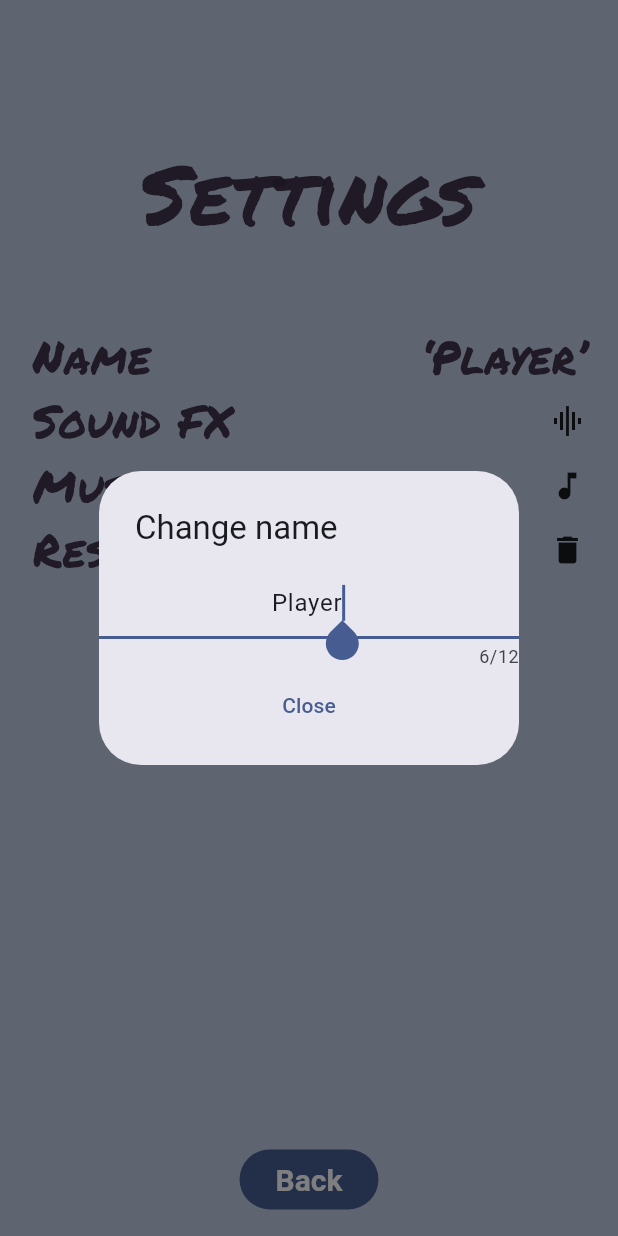
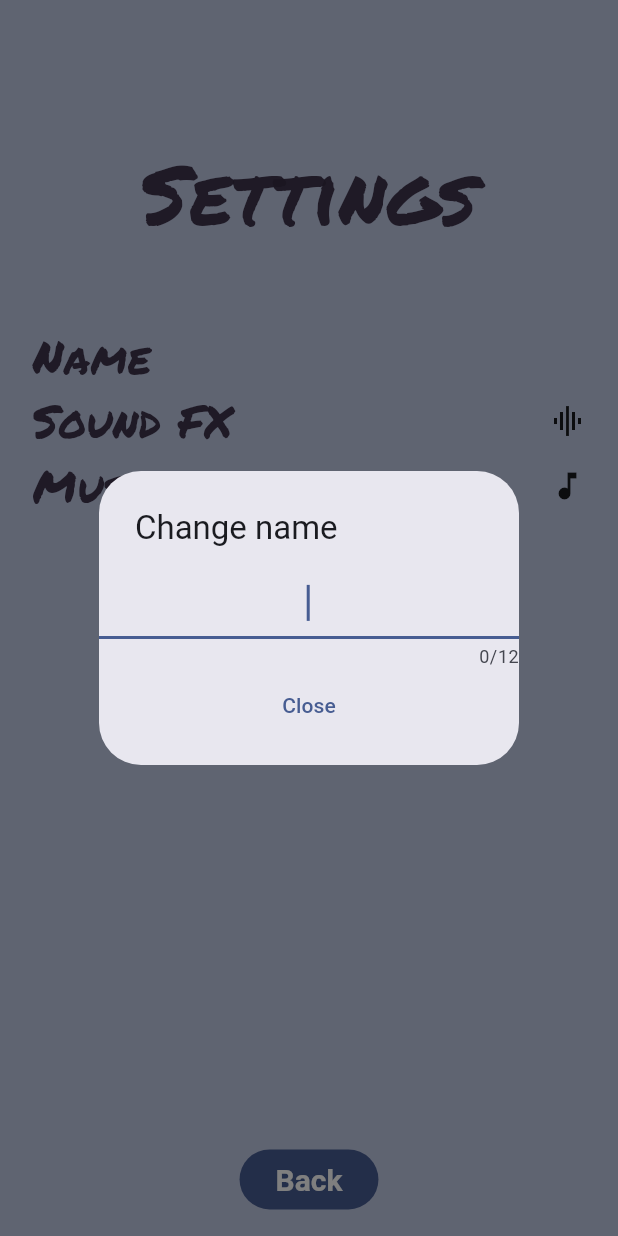
Before and after one commit to mdalpozzo/digitos, a Flutter app: the SettingsScreen screen opened by its route, after a tap on "Name", on a phone screen of 412 x 824 dp. Run offline on Flutter 3.47's test engine with Material 3 defaults, Android fonts, the phone set to English and light mode, and no system bars; our stand-ins replace audioplayers, cloud_firestore, firebase_auth, firebase_core, go_router, shared_preferences; accounts and stored records are empty; network calls fail.

Commit message:
add username change screen.

```diff
--- a/lib/router.dart
+++ b/lib/router.dart
@@ -5,6 +5,7 @@
 import 'package:digitos/screens/game_screen/game_screen.dart';
 import 'package:digitos/screens/login/login_screen.dart';
 import 'package:digitos/screens/register/register.dart';
+import 'package:digitos/screens/update_username/update_username_screen.dart';
 import 'package:flutter/foundation.dart';
 import 'package:go_router/go_router.dart';
 import 'package:provider/provider.dart';
@@ -101,6 +102,11 @@ final router = GoRouter(
           builder: (context, state) =>
               const RegisterScreen(key: Key('register')),
         ),
+        GoRoute(
+          path: 'register',
+          builder: (context, state) =>
+              const UpdateUserNameScreen(key: Key('updateUserName')),
+        ),
       ],
     ),
   ],
--- a/lib/screens/register/register.dart
+++ b/lib/screens/register/register.dart
@@ -63,6 +63,8 @@ class _RegisterScreenState extends State<RegisterScreen> {
                     String password = _passwordController.text.trim();
                     if (email.isNotEmpty && password.isNotEmpty) {
                       try {
+                        var oldUserId = authService.currentUser?.uid;
+
                         await authService.createAccount(email, password);
 
                         var newUserId = authService.currentUser?.uid;
@@ -70,7 +72,7 @@ class _RegisterScreenState extends State<RegisterScreen> {
                         if (newUserId != null) {
                           // sync anonymous game data
                           await accountService
-                              .transferGameDataToPermanentAccount(newUserId);
+                              .transferGameDataToPermanentAccount(newUserId, oldUserId);
                         } else {
                           // TODO handle can't sync anonymous game data error
                           _log.warning(
--- a/lib/screens/settings/custom_name_dialog.dart
+++ b/lib/screens/settings/custom_name_dialog.dart
@@ -2,6 +2,7 @@
 // for details. All rights reserved. Use of this source code is governed by a
 // BSD-style license that can be found in the LICENSE file.
 
+import 'package:digitos/services/account_service.dart';
 import 'package:flutter/material.dart';
 import 'package:flutter/services.dart';
 import 'package:provider/provider.dart';
@@ -45,12 +46,18 @@ class _CustomNameDialogState extends State<CustomNameDialog> {
             textAlign: TextAlign.center,
             textCapitalization: TextCapitalization.words,
             textInputAction: TextInputAction.done,
-            onChanged: (value) {
-              context.read<SettingsController>().setPlayerName(value);
-            },
-            onSubmitted: (value) {
+            // onChanged: (value) {
+            //   context.read<AccountService>().updateUserName(value);
+            // },
+            onSubmitted: (value) async {
+              // TODO handle error
+
               // Player tapped 'Submit'/'Done' on their keyboard.
-              Navigator.pop(context);
+              await context.read<AccountService>().updateUserName(value);
+
+              if (mounted) {
+                Navigator.pop(context);
+              }
             },
           ),
           TextButton(
@@ -71,6 +78,7 @@ class _CustomNameDialogState extends State<CustomNameDialog> {
   @override
   void initState() {
     super.initState();
-    _controller.text = context.read<SettingsController>().playerName.value;
+    _controller.text =
+        context.read<AccountService>().currentGameData?.displayName ?? '';
   }
 }
--- a/lib/screens/settings/settings_screen.dart
+++ b/lib/screens/settings/settings_screen.dart
@@ -2,6 +2,7 @@
 // for details. All rights reserved. Use of this source code is governed by a
 // BSD-style license that can be found in the LICENSE file.
 
+import 'package:digitos/services/account_service.dart';
 import 'package:flutter/material.dart';
 import 'package:go_router/go_router.dart';
 import 'package:provider/provider.dart';
@@ -22,6 +23,7 @@ class SettingsScreen extends StatelessWidget {
   Widget build(BuildContext context) {
     final settings = context.watch<SettingsController>();
     final palette = context.watch<Palette>();
+    final accountService = context.watch<AccountService>();
 
     return Scaffold(
       backgroundColor: palette.backgroundSettings,
@@ -39,8 +41,9 @@ class SettingsScreen extends StatelessWidget {
               ),
             ),
             _gap,
-            const _NameChangeLine(
+            _NameChangeLine(
               'Name',
+              accountService.currentGameData?.displayName,
             ),
             ValueListenableBuilder<bool>(
               valueListenable: settings.soundsOn,
@@ -58,19 +61,19 @@ class SettingsScreen extends StatelessWidget {
                 onSelected: () => settings.toggleMusicOn(),
               ),
             ),
-            _SettingsLine(
-              'Reset progress',
-              const Icon(Icons.delete),
-              onSelected: () {
-                context.read<PlayerProgress>().reset();
+            // _SettingsLine(
+            //   'Reset progress',
+            //   const Icon(Icons.delete),
+            //   onSelected: () {
+            //     context.read<PlayerProgress>().reset();
 
-                final messenger = ScaffoldMessenger.of(context);
-                messenger.showSnackBar(
-                  const SnackBar(
-                      content: Text('Player progress has been reset.')),
-                );
-              },
-            ),
+            //     final messenger = ScaffoldMessenger.of(context);
+            //     messenger.showSnackBar(
+            //       const SnackBar(
+            //           content: Text('Player progress has been reset.')),
+            //     );
+            //   },
+            // ),
             _gap,
           ],
         ),
@@ -87,13 +90,15 @@ class SettingsScreen extends StatelessWidget {
 
 class _NameChangeLine extends StatelessWidget {
   final String title;
+  final String? currDisplayName;
 
-  const _NameChangeLine(this.title);
+  const _NameChangeLine(
+    this.title,
+    this.currDisplayName,
+  );
 
   @override
   Widget build(BuildContext context) {
-    final settings = context.watch<SettingsController>();
-
     return InkResponse(
       highlightShape: BoxShape.rectangle,
       onTap: () => showCustomNameDialog(context),
@@ -108,14 +113,11 @@ class _NameChangeLine extends StatelessWidget {
                   fontSize: 30,
                 )),
             const Spacer(),
-            ValueListenableBuilder(
-              valueListenable: settings.playerName,
-              builder: (context, name, child) => Text(
-                '‘$name’',
-                style: const TextStyle(
-                  fontFamily: 'Permanent Marker',
-                  fontSize: 30,
-                ),
+            Text(
+              currDisplayName == null ? '-' : '$currDisplayName',
+              style: const TextStyle(
+                fontFamily: 'Permanent Marker',
+                fontSize: 30,
               ),
             ),
           ],
--- a/lib/services/auth_service/auth_app_wrapper.dart
+++ b/lib/services/auth_service/auth_app_wrapper.dart
@@ -34,8 +34,6 @@ class _AuthAppWrapperState extends State<AuthAppWrapper> {
         if (user != null) {
           if (!user.isAnonymous) {
             _log.info('Auth state changed: User logged in: ${user.toString()}');
-            // Handle the transition of game data here
-            accountService.transferGameDataToPermanentAccount(user.uid);
           } else {
             _log.info(
                 'Auth state changed: Anonymous user logged in: ${user.toString()}');
--- a/lib/users/user_session_manager.dart
+++ b/lib/users/user_session_manager.dart
@@ -13,9 +13,6 @@ class UserSessionManager {
   Future<void> handleLogin(String email, String password) async {
     // Use AuthService to login
     await _authService.loginUser(email, password);
-
-    // Load game data using AccountService
-    await _accountService.loadGameData();
   }
 
   // You can add more methods here to handle logout, account creation, etc.
--- a/lib/widgets/SuccessModal.dart
+++ b/lib/widgets/SuccessModal.dart
@@ -23,7 +23,7 @@ class SuccessModal extends StatelessWidget {
         ),
         const SizedBox(height: 20),
         Text(
-          'Success in ${numberOfMoves.toString()} moves',
+          'Solved in ${numberOfMoves.toString()} moves',
           style: TextStyle(fontSize: 20),
         ),
         const SizedBox(height: 20),
```
Also changed, not shown: lib/models/game_data.dart (+20 -18 lines), lib/screens/game_screen/game_view_model.dart (+5 -5 lines), lib/screens/update_username/update_username_screen.dart (added, +76 -0 lines), lib/services/account_service.dart (+71 -16 lines).
